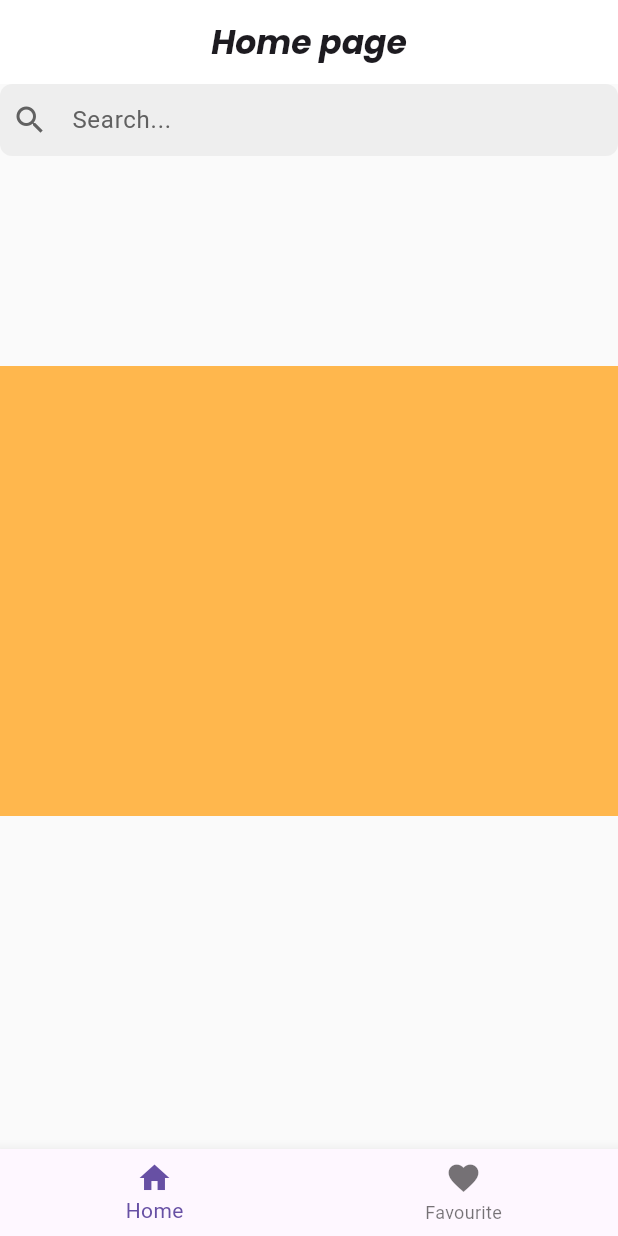
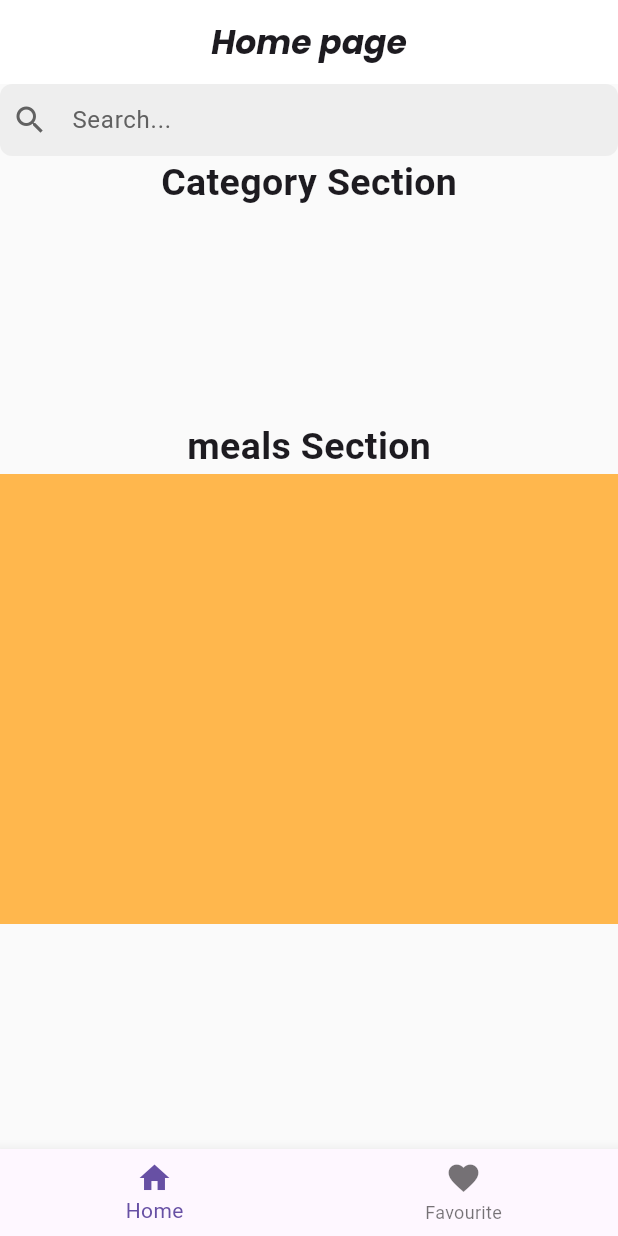
Before and after one commit to randasabry2002/RecipesFlutterApp, a Flutter app: the screen it shows after launch, on a phone screen of 412 x 824 dp. Run offline on Flutter 3.47's test engine with Material 3 defaults, Android fonts, the phone set to English and light mode, and no system bars; our stand-ins replace cloud_firestore, firebase_core, flutter_spinkit, get; accounts and stored records are empty.

Commit message:
Last V 28/1  5:08

```diff
--- a/lib/main.dart
+++ b/lib/main.dart
@@ -3,7 +3,7 @@ import 'package:firebase_core/firebase_core.dart';
 import 'package:recipes_flutter_app/screens/Navigation.dart';
 import 'package:recipes_flutter_app/AddRecpies.dart';
 import 'package:recipes_flutter_app/screens/SplashScreen.dart';
-
+import 'package:get/get.dart';
 
 Future<void> main() async {
   WidgetsFlutterBinding.ensureInitialized();
@@ -19,7 +19,7 @@ Future<void> main() async {
   );
 
   // runApp(MaterialApp(home: firstpage(),debugShowCheckedModeBanner: false,));
-  runApp(MaterialApp(home: SplashView(),
+  runApp(GetMaterialApp(home: SplashView(),
     debugShowCheckedModeBanner: false,
     color: Colors.white,
   ));
--- a/lib/screens/homePage.dart
+++ b/lib/screens/homePage.dart
@@ -65,6 +65,12 @@ class HomeScreenState extends State<HomeScreen> {
                       ],
                     ),
                   ),
+                  const Text("Category Section",
+                    style: TextStyle(
+                      fontWeight: FontWeight.bold,
+                      fontSize: 25,
+                    ),
+                  ),
                   StreamBuilder<QuerySnapshot>(
                     builder: (context, snapshot) {
                       if (snapshot.hasData) {
@@ -108,6 +114,12 @@ class HomeScreenState extends State<HomeScreen> {
                     stream: _firestor.collection("Recipes").snapshots(),
                   ),
 
+                  const Text("meals Section",
+                    style: TextStyle(
+                      fontWeight: FontWeight.bold,
+                      fontSize: 25,)
+                    ,),
+
                   GetBuilder<RecipesController>(
                     builder: (val) {
                       return Column(
```
Also changed, not shown: lib/screens/category.dart (added, +46 -0 lines), lib/screens/categoryitem.dart (+8 -10 lines).
